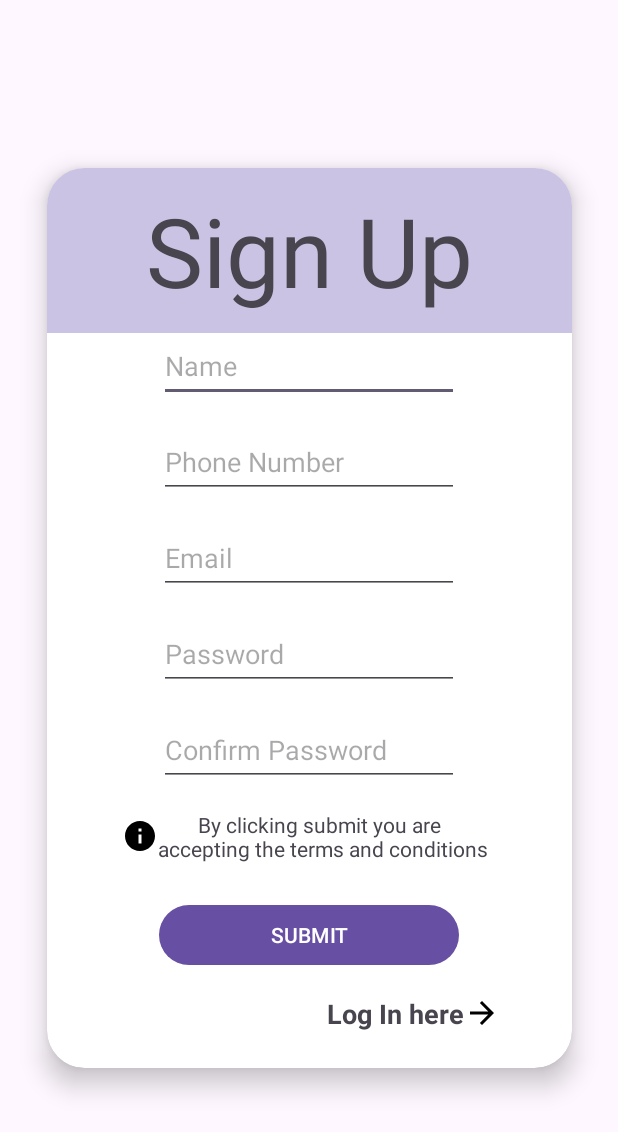
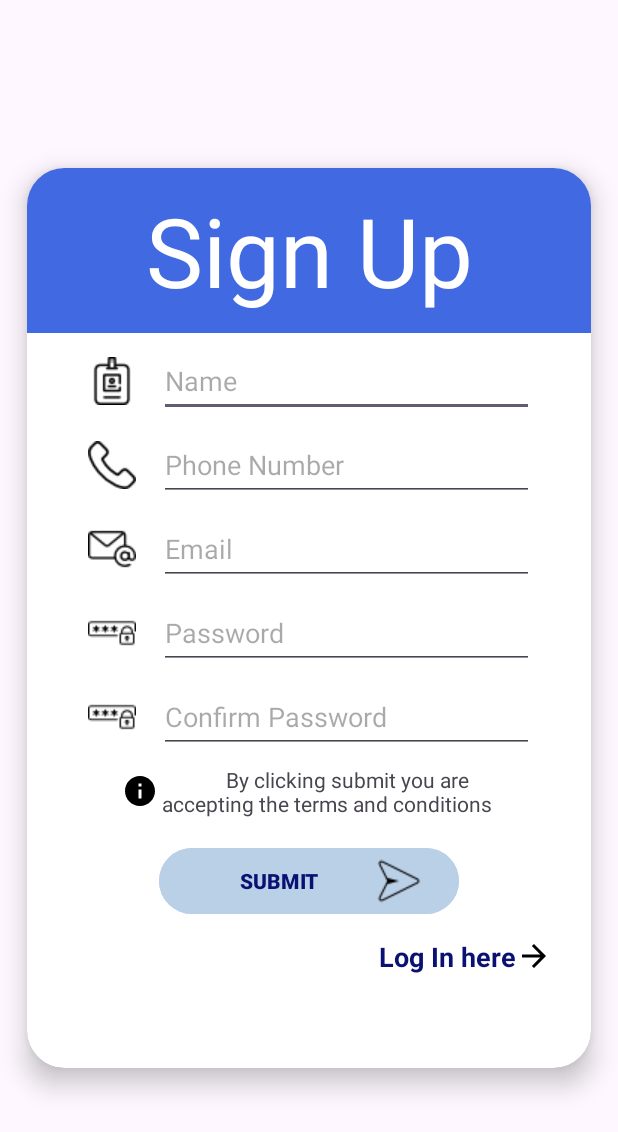
Before and after one commit to GeorgeLifinRell/helper-app, an Android app: the SignUpActivity screen opened directly, with no data from a screen before it, on a phone screen of 412 x 824 dp. Shown: the top 1132 px of the screen. Run offline under Robolectric (Android 15) with nearby library versions, the phone set to English and light mode, and no system bars; our stand-ins replace Firebase (no records; nobody signed in at launch, a user with empty details on screens opened directly).

Commit message:
More improvements
1. Restructuring Signup and Login layouts
2. Adding more icons
3. Quality improvements

```diff
--- a/app/src/main/res/layout/activity_sign_up.xml
+++ b/app/src/main/res/layout/activity_sign_up.xml
@@ -10,11 +10,13 @@
     tools:context=".SignUpActivity">
 
     <androidx.cardview.widget.CardView
-        android:layout_width="wrap_content"
+        android:layout_width="match_parent"
         android:layout_height="wrap_content"
         android:minHeight="600dp"
         android:minWidth="350dp"
-        android:padding="25dp"
+        android:padding="12dp"
+        android:layout_marginStart="18dp"
+        android:layout_marginEnd="18dp"
         app:cardCornerRadius="25dp"
         app:cardElevation="10dp"
         app:layout_constraintBottom_toBottomOf="parent"
@@ -22,23 +24,37 @@
         app:layout_constraintStart_toStartOf="parent"
         app:layout_constraintTop_toTopOf="parent">
 
-        <TextView
+        <androidx.constraintlayout.widget.ConstraintLayout
             android:layout_width="match_parent"
-            android:layout_height="wrap_content"
-            android:text="@string/sign_up"
-            android:textSize="64sp"
-            android:padding="12dp"
-            android:layout_marginBottom="24dp"
-            android:background="#CBC3E3"
-            android:gravity="center"
-            android:layout_gravity="center_horizontal"/>
+            android:layout_height="wrap_content">
 
-        <LinearLayout
-            android:layout_width="match_parent"
-            android:layout_height="wrap_content"
-            android:layout_gravity="bottom"
-            android:layout_marginBottom="24dp"
-            android:orientation="vertical">
+            <TextView
+                android:id="@+id/signup_tv"
+                android:layout_width="match_parent"
+                android:layout_height="wrap_content"
+                android:layout_gravity="center_horizontal"
+                android:background="@color/royal_blue"
+                android:gravity="center"
+                android:padding="12dp"
+                android:text="@string/sign_up"
+                android:textSize="64sp"
+                android:textColor="@color/white"
+                app:layout_constraintEnd_toEndOf="parent"
+                app:layout_constraintStart_toStartOf="parent"
+                app:layout_constraintTop_toTopOf="parent" />
+
+            <ImageView
+                android:id="@+id/name_icon_iv"
+                android:layout_width="wrap_content"
+                android:layout_height="wrap_content"
+                android:layout_marginTop="8dp"
+                android:contentDescription="@string/name"
+                android:minHeight="48dp"
+                android:src="@drawable/name_icon"
+                app:layout_constraintEnd_toStartOf="@+id/name_et"
+                app:layout_constraintHorizontal_bias="0.732"
+                app:layout_constraintStart_toStartOf="parent"
+                app:layout_constraintTop_toBottomOf="@id/signup_tv" />
 
             <EditText
                 android:id="@+id/name_et"
@@ -46,11 +62,30 @@
                 android:layout_height="wrap_content"
                 android:layout_gravity="center_horizontal"
                 android:layout_marginVertical="8dp"
+                android:layout_marginTop="8dp"
                 android:autofillHints="name"
                 android:hint="@string/name"
                 android:inputType="textPersonName"
-                android:minWidth="200dp"
-                android:minHeight="48dp" />
+                android:minWidth="250dp"
+                android:minHeight="48dp"
+                app:layout_constraintEnd_toEndOf="parent"
+                app:layout_constraintHorizontal_bias="0.7"
+                app:layout_constraintStart_toStartOf="parent"
+                app:layout_constraintTop_toBottomOf="@+id/signup_tv" />
+
+            <ImageView
+                android:id="@+id/phone_number_icon"
+                android:layout_width="wrap_content"
+                android:layout_height="wrap_content"
+                android:layout_marginTop="8dp"
+                android:contentDescription="@string/name"
+                android:minHeight="48dp"
+                android:src="@drawable/phone_icon"
+                app:layout_constraintEnd_toStartOf="@+id/phone_number_et"
+                app:layout_constraintHorizontal_bias="0.732"
+                app:layout_constraintStart_toStartOf="parent"
+                app:layout_constraintTop_toBottomOf="@+id/name_icon_iv" />
+
 
             <EditText
                 android:id="@+id/phone_number_et"
@@ -61,8 +96,25 @@
                 android:autofillHints="phone"
                 android:hint="@string/phone_number"
                 android:inputType="phone"
-                android:minWidth="200dp"
-                android:minHeight="48dp" />
+                android:minWidth="250dp"
+                android:minHeight="48dp"
+                app:layout_constraintHorizontal_bias="0.7"
+                app:layout_constraintEnd_toEndOf="parent"
+                app:layout_constraintStart_toStartOf="parent"
+                app:layout_constraintTop_toBottomOf="@+id/name_et" />
+
+            <ImageView
+                android:id="@+id/email_icon_iv"
+                android:layout_width="wrap_content"
+                android:layout_height="wrap_content"
+                android:contentDescription="@string/name"
+                android:minHeight="48dp"
+                android:layout_marginTop="8dp"
+                android:src="@drawable/email_icon"
+                app:layout_constraintHorizontal_bias="0.732"
+                app:layout_constraintEnd_toStartOf="@+id/email_et"
+                app:layout_constraintStart_toStartOf="parent"
+                app:layout_constraintTop_toBottomOf="@+id/phone_number_icon" />
 
             <EditText
                 android:id="@+id/email_et"
@@ -73,8 +125,25 @@
                 android:autofillHints="phone"
                 android:hint="@string/email"
                 android:inputType="textEmailAddress"
-                android:minWidth="200dp"
-                android:minHeight="48dp" />
+                android:minWidth="250dp"
+                android:minHeight="48dp"
+                app:layout_constraintHorizontal_bias="0.7"
+                app:layout_constraintEnd_toEndOf="parent"
+                app:layout_constraintStart_toStartOf="parent"
+                app:layout_constraintTop_toBottomOf="@+id/phone_number_et" />
+
+            <ImageView
+                android:id="@+id/password_icon_iv"
+                android:layout_width="wrap_content"
+                android:layout_height="wrap_content"
+                android:contentDescription="@string/name"
+                android:minHeight="48dp"
+                android:src="@drawable/password_icon"
+                app:layout_constraintHorizontal_bias="0.732"
+                android:layout_marginTop="8dp"
+                app:layout_constraintEnd_toStartOf="@+id/password_et"
+                app:layout_constraintStart_toStartOf="parent"
+                app:layout_constraintTop_toBottomOf="@+id/email_icon_iv" />
 
             <EditText
                 android:id="@+id/password_et"
@@ -85,8 +154,25 @@
                 android:autofillHints="password"
                 android:hint="@string/password"
                 android:inputType="textPassword"
-                android:minWidth="200dp"
-                android:minHeight="48dp" />
+                android:minWidth="250dp"
+                app:layout_constraintHorizontal_bias="0.7"
+                android:minHeight="48dp"
+                app:layout_constraintEnd_toEndOf="parent"
+                app:layout_constraintStart_toStartOf="parent"
+                app:layout_constraintTop_toBottomOf="@+id/email_et" />
+
+            <ImageView
+                android:id="@+id/confirm_password_icon_iv"
+                android:layout_width="wrap_content"
+                android:layout_height="wrap_content"
+                android:contentDescription="@string/name"
+                android:minHeight="48dp"
+                android:src="@drawable/password_icon"
+                android:layout_marginTop="8dp"
+                app:layout_constraintEnd_toStartOf="@+id/confirm_password_et"
+                app:layout_constraintHorizontal_bias="0.732"
+                app:layout_constraintStart_toStartOf="parent"
+                app:layout_constraintTop_toBottomOf="@+id/password_icon_iv" />
 
             <EditText
                 android:id="@+id/confirm_password_et"
@@ -97,8 +183,12 @@
                 android:autofillHints="password"
                 android:hint="@string/confirm_password"
                 android:inputType="textPassword"
-                android:minWidth="200dp"
-                android:minHeight="48dp" />
+                android:minWidth="250dp"
+                android:minHeight="48dp"
+                app:layout_constraintHorizontal_bias="0.7"
+                app:layout_constraintEnd_toEndOf="parent"
+                app:layout_constraintStart_toStartOf="parent"
+                app:layout_constraintTop_toBottomOf="@+id/password_et" />
 
             <TextView
                 android:id="@+id/submit_info"
@@ -107,31 +197,50 @@
                 android:layout_gravity="center_horizontal"
                 android:layout_marginVertical="8dp"
                 android:maxWidth="250dp"
+                android:textAlignment="center"
                 android:minWidth="200dp"
                 android:text="@string/t_tby_clicking_submit_you_are_accepting_the_terms_and_conditions"
-                app:drawableLeftCompat="@drawable/baseline_info_24" />
+                app:drawableLeftCompat="@drawable/baseline_info_24"
+                app:layout_constraintEnd_toEndOf="parent"
+                app:layout_constraintStart_toStartOf="parent"
+                app:layout_constraintTop_toBottomOf="@+id/confirm_password_et" />
 
             <Button
                 android:id="@+id/submit_btn"
                 android:layout_width="wrap_content"
                 android:layout_height="wrap_content"
-                android:layout_gravity="center_horizontal"
+                android:layout_gravity="center"
                 android:layout_marginVertical="16dp"
+                android:backgroundTint="@color/arctic_blue"
+                android:drawableEnd="@drawable/submit_icon"
+                android:drawableTint="@color/black"
+                android:gravity="center"
                 android:minWidth="200dp"
                 android:minHeight="48dp"
                 android:text="@string/submit"
-                android:textAllCaps="true" />
+                android:textAllCaps="true"
+                android:textColor="@color/navy_blue"
+                android:textStyle="bold"
+                app:layout_constraintEnd_toEndOf="parent"
+                app:layout_constraintStart_toStartOf="parent"
+                app:layout_constraintTop_toBottomOf="@+id/submit_info" />
+
             <TextView
                 android:id="@+id/go_to_log_in_page_tv"
                 android:layout_width="wrap_content"
                 android:layout_height="wrap_content"
                 android:layout_gravity="end"
-                android:layout_marginEnd="48dp"
                 android:text="@string/log_in_here"
                 android:textSize="18sp"
                 android:textStyle="bold"
-                app:drawableRightCompat="@drawable/baseline_arrow_forward_24" />
+                android:textColor="@color/navy_blue"
+                android:layout_marginTop="12dp"
+                app:layout_constraintHorizontal_bias="0.9"
+                app:drawableRightCompat="@drawable/baseline_arrow_forward_24"
+                app:layout_constraintEnd_toEndOf="parent"
+                app:layout_constraintStart_toStartOf="parent"
+                app:layout_constraintTop_toBottomOf="@+id/submit_btn" />
 
-        </LinearLayout>
+        </androidx.constraintlayout.widget.ConstraintLayout>
     </androidx.cardview.widget.CardView>
 </androidx.constraintlayout.widget.ConstraintLayout>
--- a/app/src/main/res/values/strings.xml
+++ b/app/src/main/res/values/strings.xml
@@ -2,7 +2,7 @@
     <string name="app_name">Helper App</string>
     <string name="t_tby_clicking_submit_you_are_accepting_the_terms_and_conditions">\t\tBy clicking submit you are accepting the terms and conditions</string>
     <string name="submit">submit</string>
-    <string name="confirm_password">Confirm Password</string>
+    <string name="confirm_password"> Confirm Password</string>
     <string name="password">Password</string>
     <string name="phone_number">Phone Number</string>
     <string name="name">Name</string>
```
Also changed, not shown: app/src/main/res/drawable/email_icon.png (added), app/src/main/res/drawable/name_icon.png (added), app/src/main/res/drawable/password_icon.png (added), app/src/main/res/drawable/phone_icon.png (added), app/src/main/res/drawable/submit_icon.png (added).
